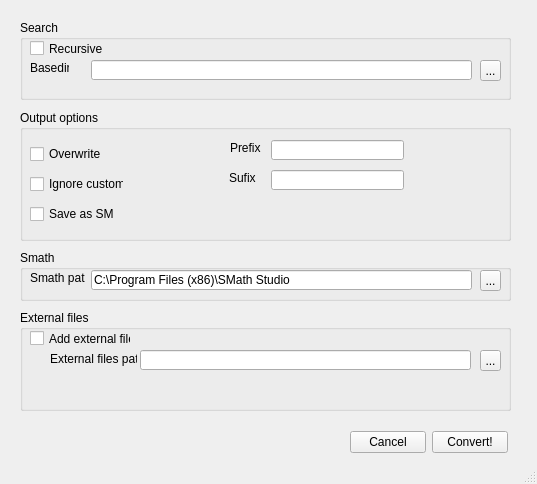
Above: src/mathcad2smath/app/app.ui from Ginklings/mathcad2smath before the change. Below: the same form after it.
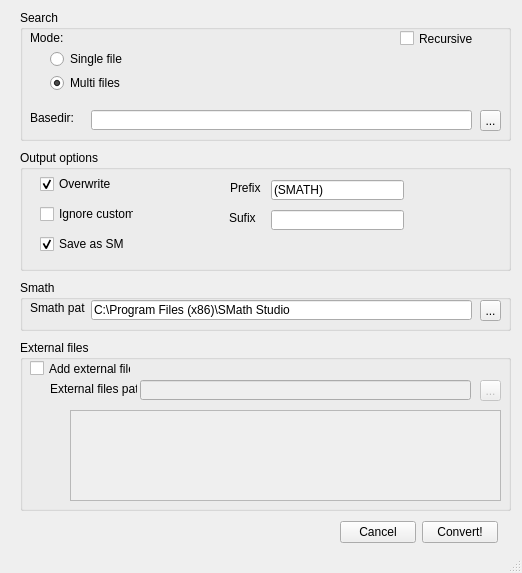
That is the form after the change.

The edit to the form file:
```diff
--- a/src/mathcad2smath/app/app.ui
+++ b/src/mathcad2smath/app/app.ui
@@ -6,8 +6,8 @@
    <rect>
     <x>0</x>
     <y>0</y>
-    <width>537</width>
-    <height>484</height>
+    <width>522</width>
+    <height>573</height>
    </rect>
   </property>
   <property name="windowTitle">
@@ -21,9 +21,9 @@
     <property name="geometry">
      <rect>
       <x>20</x>
-      <y>310</y>
+      <y>340</y>
       <width>491</width>
-      <height>101</height>
+      <height>171</height>
      </rect>
     </property>
     <property name="title">
@@ -42,7 +42,10 @@
       <string>Add external files</string>
      </property>
     </widget>
-    <widget class="QLineEdit" name="lineEdit_5">
+    <widget class="QLineEdit" name="edit_external_file">
+     <property name="enabled">
+      <bool>false</bool>
+     </property>
      <property name="geometry">
       <rect>
        <x>120</x>
@@ -68,7 +71,10 @@
       <string>External files path</string>
      </property>
     </widget>
-    <widget class="QToolButton" name="toolButton">
+    <widget class="QToolButton" name="bt_external_file">
+     <property name="enabled">
+      <bool>false</bool>
+     </property>
      <property name="geometry">
       <rect>
        <x>460</x>
@@ -81,14 +87,30 @@
       <string>...</string>
      </property>
     </widget>
+    <widget class="QListWidget" name="list_files">
+     <property name="enabled">
+      <bool>false</bool>
+     </property>
+     <property name="geometry">
+      <rect>
+       <x>50</x>
+       <y>70</y>
+       <width>431</width>
+       <height>91</height>
+      </rect>
+     </property>
+     <property name="selectionMode">
+      <enum>QAbstractItemView::MultiSelection</enum>
+     </property>
+    </widget>
    </widget>
    <widget class="QGroupBox" name="groupBox_2">
     <property name="geometry">
      <rect>
       <x>20</x>
-      <y>20</y>
+      <y>10</y>
       <width>491</width>
-      <height>80</height>
+      <height>131</height>
      </rect>
     </property>
     <property name="title">
@@ -97,7 +119,7 @@
     <widget class="QCheckBox" name="checkBox_recursive">
      <property name="geometry">
       <rect>
-       <x>10</x>
+       <x>380</x>
        <y>20</y>
        <width>92</width>
        <height>17</height>
@@ -106,13 +128,16 @@
      <property name="text">
       <string>Recursive</string>
      </property>
+     <property name="checked">
+      <bool>false</bool>
+     </property>
     </widget>
     <widget class="QLabel" name="label">
      <property name="geometry">
       <rect>
        <x>10</x>
-       <y>40</y>
-       <width>39</width>
+       <y>100</y>
+       <width>51</width>
        <height>16</height>
       </rect>
      </property>
@@ -124,7 +149,7 @@
      <property name="geometry">
       <rect>
        <x>71</x>
-       <y>40</y>
+       <y>100</y>
        <width>381</width>
        <height>20</height>
       </rect>
@@ -134,7 +159,7 @@
      <property name="geometry">
       <rect>
        <x>460</x>
-       <y>40</y>
+       <y>100</y>
        <width>21</width>
        <height>21</height>
       </rect>
@@ -143,24 +168,66 @@
       <string>...</string>
      </property>
     </widget>
+    <widget class="QLabel" name="label_6">
+     <property name="geometry">
+      <rect>
+       <x>10</x>
+       <y>20</y>
+       <width>81</width>
+       <height>16</height>
+      </rect>
+     </property>
+     <property name="text">
+      <string>Mode:</string>
+     </property>
+    </widget>
+    <widget class="QWidget" name="">
+     <property name="geometry">
+      <rect>
+       <x>30</x>
+       <y>40</y>
+       <width>84</width>
+       <height>42</height>
+      </rect>
+     </property>
+     <layout class="QVBoxLayout" name="verticalLayout">
+      <item>
+       <widget class="QRadioButton" name="single_file_mode">
+        <property name="text">
+         <string>Single file</string>
+        </property>
+       </widget>
+      </item>
+      <item>
+       <widget class="QRadioButton" name="multi_files_mode">
+        <property name="text">
+         <string>Multi files</string>
+        </property>
+        <property name="checked">
+         <bool>true</bool>
+        </property>
+       </widget>
+      </item>
+     </layout>
+    </widget>
    </widget>
    <widget class="QGroupBox" name="groupBox_3">
     <property name="geometry">
      <rect>
       <x>20</x>
-      <y>110</y>
+      <y>150</y>
       <width>491</width>
-      <height>131</height>
+      <height>121</height>
      </rect>
     </property>
     <property name="title">
      <string>Output options</string>
     </property>
-    <widget class="QWidget" name="">
+    <widget class="QWidget" name="layoutWidget">
      <property name="geometry">
       <rect>
-       <x>10</x>
-       <y>30</y>
+       <x>20</x>
+       <y>20</y>
        <width>94</width>
        <height>88</height>
       </rect>
@@ -171,6 +238,12 @@
         <property name="text">
          <string>Overwrite</string>
         </property>
+        <property name="checked">
+         <bool>true</bool>
+        </property>
+        <property name="tristate">
+         <bool>false</bool>
+        </property>
        </widget>
       </item>
       <item row="1" column="0">
@@ -185,6 +258,9 @@
         <property name="text">
          <string>Save as SM</string>
         </property>
+        <property name="checked">
+         <bool>true</bool>
+        </property>
        </widget>
       </item>
      </layout>
@@ -237,13 +313,16 @@
        <height>20</height>
       </rect>
      </property>
+     <property name="text">
+      <string>(SMATH)</string>
+     </property>
     </widget>
    </widget>
    <widget class="QGroupBox" name="groupBox_4">
     <property name="geometry">
      <rect>
       <x>20</x>
-      <y>250</y>
+      <y>280</y>
       <width>491</width>
       <height>51</height>
      </rect>
@@ -291,11 +370,11 @@
      </property>
     </widget>
    </widget>
-   <widget class="QWidget" name="">
+   <widget class="QWidget" name="layoutWidget">
     <property name="geometry">
      <rect>
-      <x>350</x>
-      <y>430</y>
+      <x>340</x>
+      <y>520</y>
       <width>158</width>
       <height>25</height>
      </rect>
```
Left out of the diff: 104 changed lines with no effect on the pictures.
